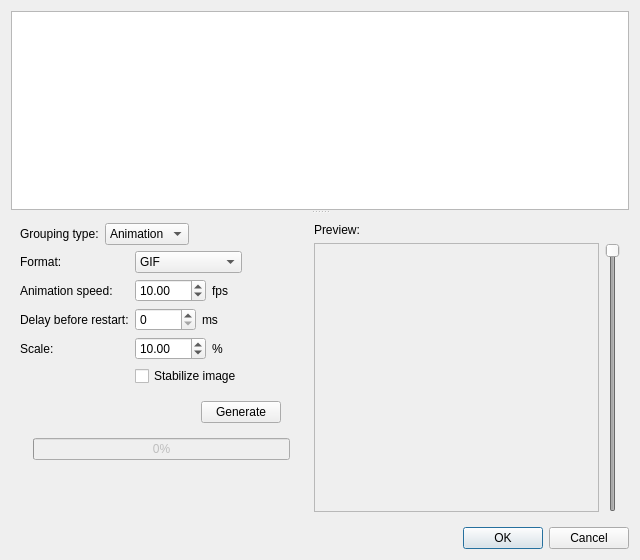
Before: the Qt Designer form src/gui/desktop/ui/photos_grouping_dialog.ui in Kicer86/photobroom, drawn with Qt 5.
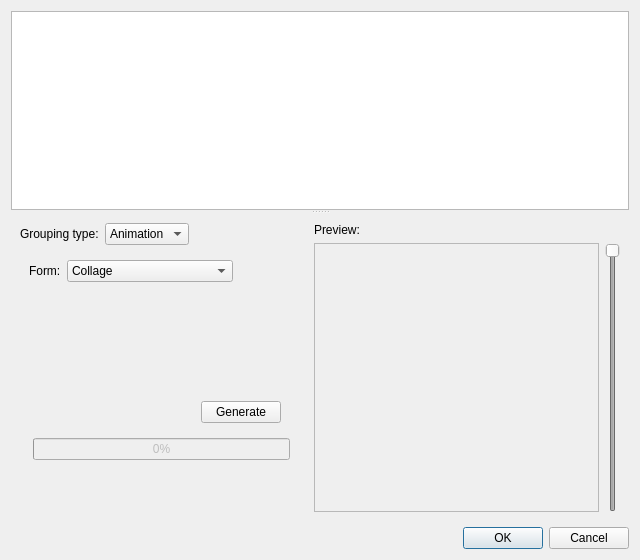
After: the same form once the commit is applied. The open tabs and pages were chosen to show the change.

Commit message: collage generation

Diff of the .ui file:
```diff
--- a/src/gui/desktop/ui/photos_grouping_dialog.ui
+++ b/src/gui/desktop/ui/photos_grouping_dialog.ui
@@ -219,6 +219,31 @@
              </layout>
             </widget>
             <widget class="QWidget" name="hdrOptions"/>
+            <widget class="QWidget" name="genericOptions">
+             <layout class="QFormLayout" name="formLayout">
+              <item row="0" column="1">
+               <widget class="QComboBox" name="comboBox">
+                <item>
+                 <property name="text">
+                  <string>Collage</string>
+                 </property>
+                </item>
+                <item>
+                 <property name="text">
+                  <string>One of</string>
+                 </property>
+                </item>
+               </widget>
+              </item>
+              <item row="0" column="0">
+               <widget class="QLabel" name="label_2">
+                <property name="text">
+                 <string>Form:</string>
+                </property>
+               </widget>
+              </item>
+             </layout>
+            </widget>
            </widget>
           </item>
           <item>
```
Left out of the diff: 5 changed lines with no effect on the pictures. The commit also changes 4 other files.
